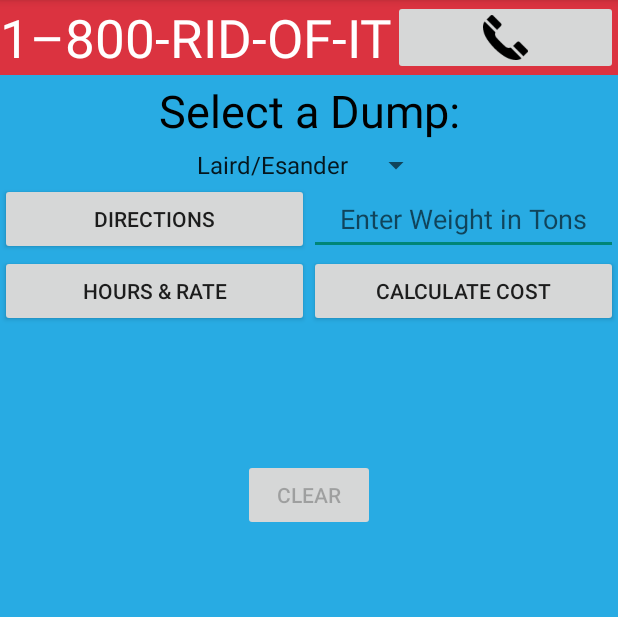
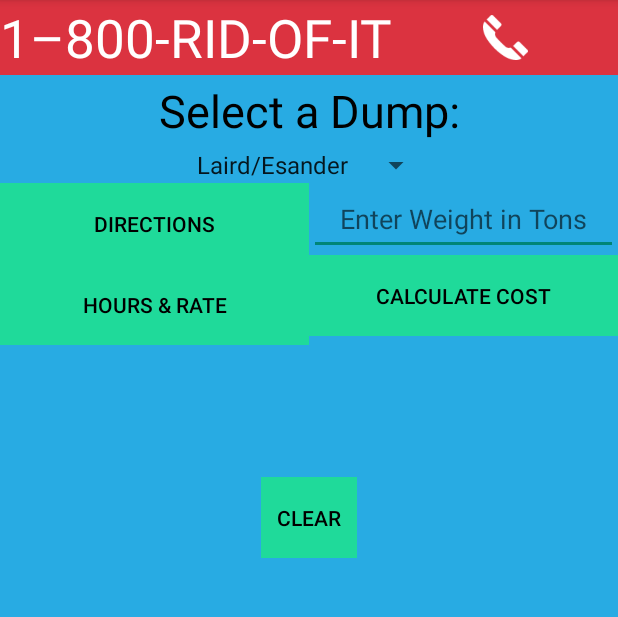
Before and after one commit to Garrison88/JunkApp, an Android app: the fragment Tab3DumpFragment shown on its own in the app's theme, on a phone screen of 412 x 824 dp, the part 84-701 px from its top. Run offline under Robolectric (Android 15) with nearby library versions, the phone set to English and light mode, and no system bars.

Commit message:
late june
stabilized buttons

```diff
--- a/app/src/main/res/layout/tab1_dash_layout.xml
+++ b/app/src/main/res/layout/tab1_dash_layout.xml
@@ -5,7 +5,8 @@
     android:orientation="vertical"
     android:background="#f7eac8"
     android:paddingBottom="@dimen/activity_vertical_margin"
-    tools:context=".MainActivity">
+    tools:context=".MainActivity"
+    style="?android:buttonBarStyle">
 
     <RelativeLayout
         android:layout_width="wrap_content"
@@ -33,7 +34,7 @@
             android:src="@drawable/old_phone"
             android:layout_toRightOf="@+id/company_name"
             android:layout_toEndOf="@+id/company_name"
-            android:contentDescription="officeMap" />
+            style="?android:buttonBarButtonStyle"/>
 
     </RelativeLayout>
 
--- a/app/src/main/res/layout/tab2_calc_layout.xml
+++ b/app/src/main/res/layout/tab2_calc_layout.xml
@@ -2,7 +2,8 @@
 <LinearLayout xmlns:android="http://schemas.android.com/apk/res/android"
     android:orientation="vertical" android:layout_width="match_parent"
     android:layout_height="match_parent"
-    android:background="#1fda9a">
+    android:background="#1fda9a"
+    style="?android:buttonBarStyle">
 
     <RelativeLayout
         android:layout_width="wrap_content"
@@ -29,7 +30,8 @@
             android:id="@+id/btn_phone"
             android:src="@drawable/old_phone"
             android:layout_toRightOf="@+id/company_name"
-        android:layout_toEndOf="@+id/company_name" />
+            android:layout_toEndOf="@+id/company_name"
+            style="?android:buttonBarButtonStyle"/>
 
     </RelativeLayout>
 
--- a/app/src/main/res/layout/tab3_dumps_layout.xml
+++ b/app/src/main/res/layout/tab3_dumps_layout.xml
@@ -2,7 +2,8 @@
 <LinearLayout xmlns:android="http://schemas.android.com/apk/res/android"
     android:orientation="vertical" android:layout_width="match_parent"
     android:layout_height="match_parent"
-    android:background="#28abe3">
+    android:background="#28abe3"
+    style="?android:buttonBarStyle">
 
     <RelativeLayout
         android:layout_width="wrap_content"
@@ -29,7 +30,8 @@
             android:id="@+id/btn_phone"
             android:src="@drawable/old_phone"
             android:layout_toRightOf="@+id/company_name"
-            android:layout_toEndOf="@+id/company_name" />
+            android:layout_toEndOf="@+id/company_name"
+            style="?android:buttonBarButtonStyle"/>
 
     </RelativeLayout>
 
@@ -58,19 +60,26 @@
             android:layout_width="0dp"
             android:layout_weight="1"
             android:layout_height="wrap_content"
-            android:orientation="vertical">
+            android:orientation="vertical"
+            style="?android:buttonBarStyle">
 
         <Button
             android:layout_width="match_parent"
             android:layout_height="wrap_content"
             android:text="Directions"
-            android:id="@+id/btn_dump_directions" />
+            android:background="#1fda9a"
+            android:textColor="#000000"
+            android:id="@+id/btn_dump_directions"
+            style="?android:buttonBarButtonStyle"/>
 
         <Button
             android:layout_width="match_parent"
             android:layout_height="wrap_content"
             android:text="Hours &amp; Rate"
-            android:id="@+id/btn_dump_info" />
+            android:background="#1fda9a"
+            android:textColor="#000000"
+            android:id="@+id/btn_dump_info"
+            style="?android:buttonBarButtonStyle"/>
 
             <TextView
                 android:layout_width="match_parent"
@@ -95,7 +104,8 @@
             android:layout_width="0dp"
             android:layout_height="wrap_content"
             android:layout_weight="1"
-            android:orientation="vertical">
+            android:orientation="vertical"
+            style="?android:buttonBarStyle">
 
         <EditText
             android:layout_width="match_parent"
@@ -110,7 +120,10 @@
             android:layout_width="match_parent"
             android:layout_height="wrap_content"
             android:text="Calculate Cost"
-            android:id="@+id/btn_calculate_dump"/>
+            android:background="#1fda9a"
+            android:textColor="#000000"
+            android:id="@+id/btn_calculate_dump"
+            style="?android:buttonBarButtonStyle"/>
 
             <TextView
                 android:layout_width="match_parent"
@@ -138,6 +151,9 @@
         android:layout_height="wrap_content"
         android:layout_gravity="center_horizontal"
         android:id="@+id/dumps_clear"
-        android:text="Clear"/>
+        android:text="Clear"
+        android:background="#1fda9a"
+        android:textColor="#000000"
+        style="?android:buttonBarButtonStyle"/>
 
 </LinearLayout>
```
Also changed, not shown: app/src/main/java/com/garrisonthomas/junkapp/Tab1DashFragment.java (+13 -10 lines), app/src/main/java/com/garrisonthomas/junkapp/Tab2CalcFragment.java (+14 -29 lines), app/src/main/java/com/garrisonthomas/junkapp/Tab3DumpFragment.java (+5 -2 lines), app/src/main/res/drawable/old_phone.png. Lines whose indentation alone changed are shown as unchanged.
